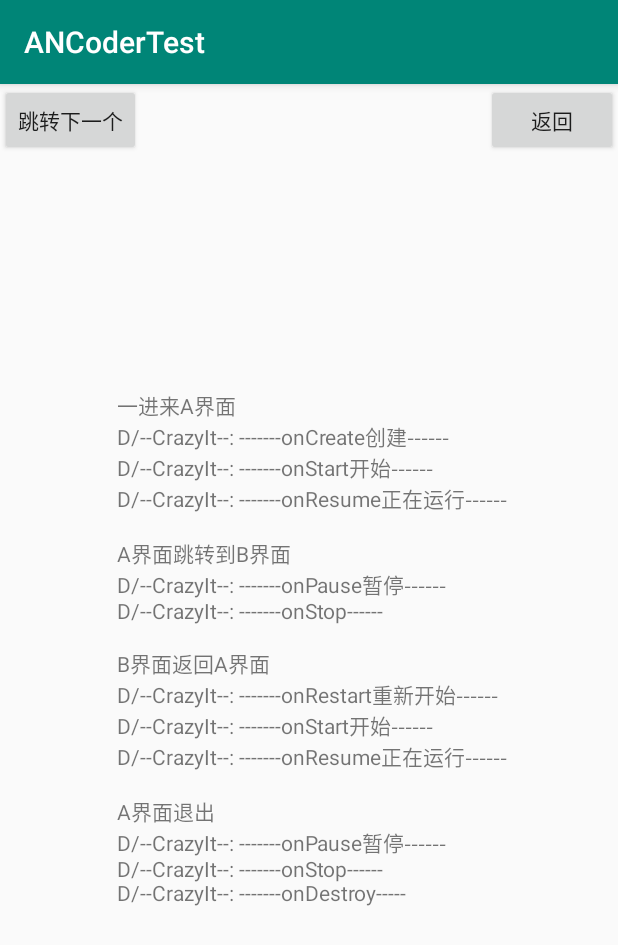
After one commit to meshangqingchen/ANCoderTest, an Android app: the ActivityThelifecycle screen opened directly, with no data from a screen before it, on a phone screen of 412 x 824 dp. The commit adds this screen. Shown: the top 945 px of the screen. Run offline under Robolectric (Android 15) with nearby library versions, the phone set to English and light mode, and no system bars.

Commit message:
activity生命周期

```diff
--- a/app/src/main/AndroidManifest.xml
+++ b/app/src/main/AndroidManifest.xml
@@ -9,7 +9,9 @@
         android:roundIcon="@mipmap/ic_launcher_round"
         android:supportsRtl="true"
         android:theme="@style/AppTheme">
-        <activity android:name=".FragmentTest.FragmentTestActivity"></activity>
+        <activity android:name=".ActivityThelifecycle.ActivityThelifecycleB"></activity>
+        <activity android:name=".ActivityThelifecycle.ActivityThelifecycle" />
+        <activity android:name=".FragmentTest.FragmentTestActivity" />
         <activity android:name=".InternPush.IntentPushActivityB" />
         <activity android:name=".InternPush.intentPushActivity" />
         <activity android:name=".ViewSwitcherTest.TextSwitcherActivity" />
@@ -46,6 +48,8 @@
             android:name=".MainActivity"
             android:label="@string/app_name"
             android:theme="@style/AppTheme.NoActionBar">
+
+            <!-- 设置intent-filter指定程序入口 -->
             <intent-filter>
                 <action android:name="android.intent.action.MAIN" />
 
--- /dev/null
+++ b/app/src/main/java/com/example/ancodertest/ActivityThelifecycle/ActivityThelifecycle.java
@@ -0,0 +1,70 @@
+package com.example.ancodertest.ActivityThelifecycle;
+
+import android.content.Intent;
+import android.support.v7.app.AppCompatActivity;
+import android.os.Bundle;
+import android.util.Log;
+import android.view.View;
+
+import com.example.ancodertest.R;
+
+public class ActivityThelifecycle extends AppCompatActivity {
+    final String TAG = "--CrazyIt--";
+
+    @Override
+    protected void onCreate(Bundle savedInstanceState) {
+        super.onCreate(savedInstanceState);
+        setContentView(R.layout.activity_thelifecycle);
+        Log.d(TAG, "-------onCreate创建------");
+    }
+
+    @Override
+    public void onStart()
+    {
+        super.onStart();
+        // 输出日志
+        Log.d(TAG, "-------onStart开始------");
+    }
+
+
+    @Override
+    public void onResume()
+    {
+        super.onResume();
+        // 输出日志
+        Log.d(TAG, "-------onResume正在运行------");
+    }
+
+    @Override
+    public void onPause()
+    {
+        super.onPause();
+        // 输出日志
+        Log.d(TAG, "-------onPause暂停------");
+    }
+
+    @Override
+    public void onStop()
+    {
+        super.onStop();
+        // 输出日志
+        Log.d(TAG, "-------onStop------");
+    }
+
+    @Override
+    public void onDestroy()
+    {
+        super.onDestroy();
+        // 输出日志
+        Log.d(TAG, "-------onDestroy------");
+    }
+
+    public void next(View view){
+        Intent intent = new Intent(this,ActivityThelifecycleB.class);
+        startActivity(intent);
+    }
+
+    public void goback(View view){
+        finish();
+    }
+}
--- a/app/src/main/java/com/example/ancodertest/FragmentTest/FragmentTestActivity.java
+++ b/app/src/main/java/com/example/ancodertest/FragmentTest/FragmentTestActivity.java
@@ -48,7 +48,6 @@ public class FragmentTestActivity extends AppCompatActivity implements View.OnCl
     }
 
 
-
     @Override
     public void onClick(View v) {
         switch (v.getId()){
@@ -78,7 +77,6 @@ public class FragmentTestActivity extends AppCompatActivity implements View.OnCl
                     add(R.id.fl_main,targetFragment).
                     show(targetFragment).
                     commit();
-
             mListFragment.add(targetFragment);
         }else {
             transaction
--- a/app/src/main/java/com/example/ancodertest/MainClassTypeListModel.java
+++ b/app/src/main/java/com/example/ancodertest/MainClassTypeListModel.java
@@ -3,6 +3,7 @@ package com.example.ancodertest;
 import android.widget.ExpandableListAdapter;
 import android.widget.TextView;
 
+import com.example.ancodertest.ActivityThelifecycle.ActivityThelifecycle;
 import com.example.ancodertest.AdapterViewFlipperTest.AdapterViewFlipperActivity;
 import com.example.ancodertest.ArrayAdapterTest.ArrayAdapterActivity;
 import com.example.ancodertest.ExpandableListViewTest.ExpandableListViewActivity;
@@ -55,7 +56,8 @@ public class MainClassTypeListModel {
             new MainClassTypeModel("ImageSwitcherActivity","---", ImageSwitcherActivity.class),
             new MainClassTypeModel("TextSwitcherActivity","text", TextSwitcherActivity.class),
             new MainClassTypeModel("intentPushActivity","跳转传值反向传值",intentPushActivity.class),
-            new MainClassTypeModel("FragmentTestActivity","Fragent 测试", FragmentTestActivity.class)
+            new MainClassTypeModel("FragmentTestActivity","Fragent 测试", FragmentTestActivity.class),
+            new MainClassTypeModel("ActivityThelifecycle","activity生命周期", ActivityThelifecycle.class)
     );
 
     public List<MainClassTypeModel> getDataList() {
--- /dev/null
+++ b/app/src/main/res/layout/activity_thelifecycle.xml
@@ -0,0 +1,44 @@
+<?xml version="1.0" encoding="utf-8"?>
+<android.support.constraint.ConstraintLayout xmlns:android="http://schemas.android.com/apk/res/android"
+    xmlns:app="http://schemas.android.com/apk/res-auto"
+    xmlns:tools="http://schemas.android.com/tools"
+    android:layout_width="match_parent"
+    android:layout_height="match_parent"
+    tools:context=".ActivityThelifecycle.ActivityThelifecycle">
+    <Button
+        android:layout_width="wrap_content"
+        android:layout_height="wrap_content"
+        android:text="跳转下一个"
+        android:onClick="next"/>
+    <Button
+        android:layout_width="wrap_content"
+        android:layout_height="wrap_content"
+        android:text="返回"
+        android:onClick="goback"
+        app:layout_constraintRight_toRightOf="parent"/>
+
+    <TextView
+        android:id="@+id/textView"
+        android:layout_width="wrap_content"
+        android:layout_height="wrap_content"
+        android:text="
+一进来A界面\n
+D/--CrazyIt--: -------onCreate创建------\n
+D/--CrazyIt--: -------onStart开始------\n
+D/--CrazyIt--: -------onResume正在运行------\n\n
+A界面跳转到B界面\n
+D/--CrazyIt--: -------onPause暂停------\n
+D/--CrazyIt--: -------onStop------\n\n
+B界面返回A界面\n
+D/--CrazyIt--: -------onRestart重新开始------\n
+D/--CrazyIt--: -------onStart开始------\n
+D/--CrazyIt--: -------onResume正在运行------\n\n
+A界面退出\n
+D/--CrazyIt--: -------onPause暂停------\n
+D/--CrazyIt--: -------onStop------\n
+D/--CrazyIt--: -------onDestroy-----\n"
+        app:layout_constraintStart_toStartOf="parent"
+        app:layout_constraintEnd_toEndOf="parent"
+        app:layout_constraintTop_toTopOf="parent"
+        app:layout_constraintBottom_toBottomOf="parent"/>
+</android.support.constraint.ConstraintLayout>
--- a/app/src/main/res/values/strings.xml
+++ b/app/src/main/res/values/strings.xml
@@ -4,4 +4,5 @@
     <string name="title_activity_list_view">listViewActivity</string>
     <string name="title_activity_adapter_view_flipper">AdapterViewFlipperActivity</string>
     <string name="title_activity_seek_bar_test">SeekBarTestActivity</string>
+    <string name="title_activity_thelifecycle">ActivityThelifecycle</string>
 </resources>
```
Also changed, not shown: app/src/main/java/com/example/ancodertest/ActivityThelifecycle/ActivityThelifecycleB.java (added, +20 -0 lines), app/src/main/res/layout/activity_thelifecycle_b.xml (added, +14 -0 lines).
